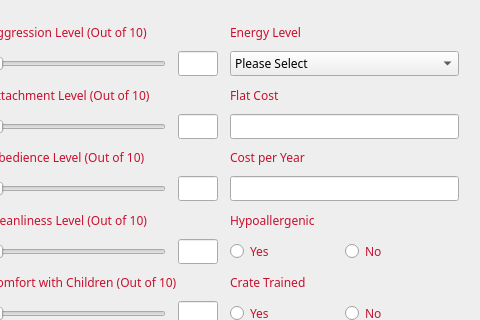
Old version of the form cuACS/addanimal.ui in the repository cameronhawtin/Animal-Farm-cuACS; both pictures show x 272 to 752 and y 0 to 320 of the 752 by 510 pixel window.
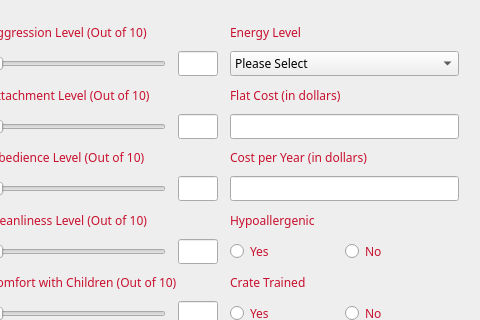
New version of the form.

What changed in the file:
```diff
--- a/cuACS/addanimal.ui
+++ b/cuACS/addanimal.ui
@@ -737,7 +737,7 @@
        <bool>true</bool>
       </property>
       <property name="text">
-       <string>Flat Cost</string>
+       <string>Flat Cost (in dollars)</string>
       </property>
      </widget>
     </item>
@@ -754,7 +754,7 @@
        <bool>true</bool>
       </property>
       <property name="text">
-       <string>Cost per Year</string>
+       <string>Cost per Year (in dollars)</string>
       </property>
      </widget>
     </item>
```
Left out of the diff: 2 changed lines with no effect on the pictures.
